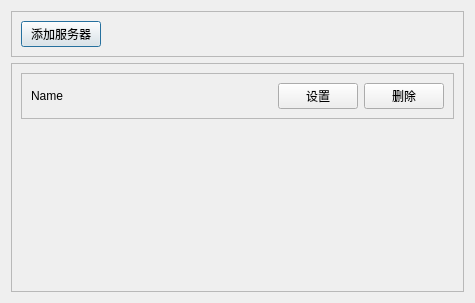
Before: the Qt Designer form ServerManagerDialog/servermanagedialog.ui in quqiOnfree/MCRCON, drawn with Qt 5.
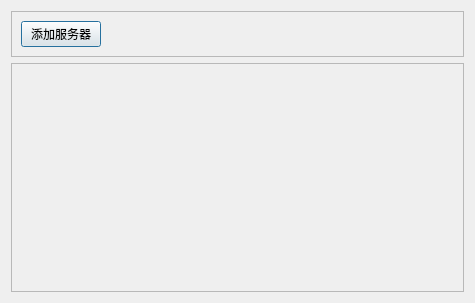
After: the same form once the commit is applied.

```diff
--- a/ServerManagerDialog/servermanagedialog.ui
+++ b/ServerManagerDialog/servermanagedialog.ui
@@ -61,52 +61,6 @@
        </rect>
       </property>
       <layout class="QVBoxLayout" name="verticalLayout">
-       <item>
-        <widget class="QFrame" name="frame_3">
-         <property name="frameShape">
-          <enum>QFrame::StyledPanel</enum>
-         </property>
-         <property name="frameShadow">
-          <enum>QFrame::Raised</enum>
-         </property>
-         <layout class="QHBoxLayout" name="horizontalLayout_2">
-          <item>
-           <widget class="QLabel" name="label">
-            <property name="text">
-             <string>Name</string>
-            </property>
-           </widget>
-          </item>
-          <item>
-           <spacer name="horizontalSpacer_2">
-            <property name="orientation">
-             <enum>Qt::Horizontal</enum>
-            </property>
-            <property name="sizeHint" stdset="0">
-             <size>
-              <width>250</width>
-              <height>20</height>
-             </size>
-            </property>
-           </spacer>
-          </item>
-          <item>
-           <widget class="QPushButton" name="pushButton_2">
-            <property name="text">
-             <string>设置</string>
-            </property>
-           </widget>
-          </item>
-          <item>
-           <widget class="QPushButton" name="pushButton_3">
-            <property name="text">
-             <string>删除</string>
-            </property>
-           </widget>
-          </item>
-         </layout>
-        </widget>
-       </item>
        <item>
         <spacer name="verticalSpacer">
          <property name="orientation">
```
